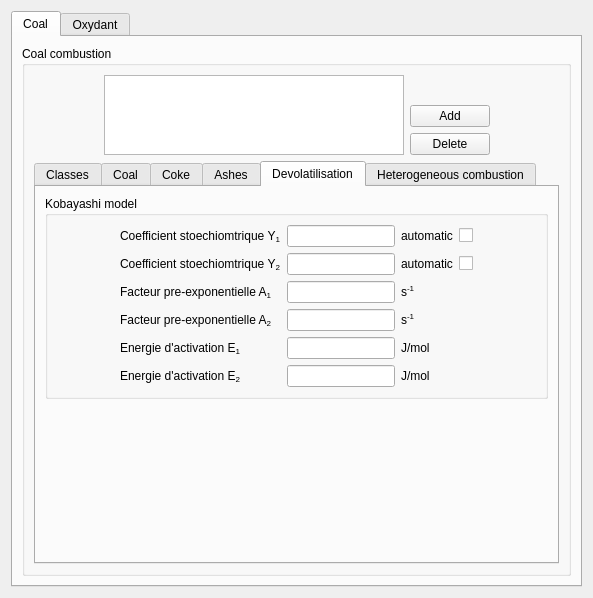
First picture: the form in gui/Pages/CoalCombustionForm.ui, repository code-saturne/code_saturne, before the edit.
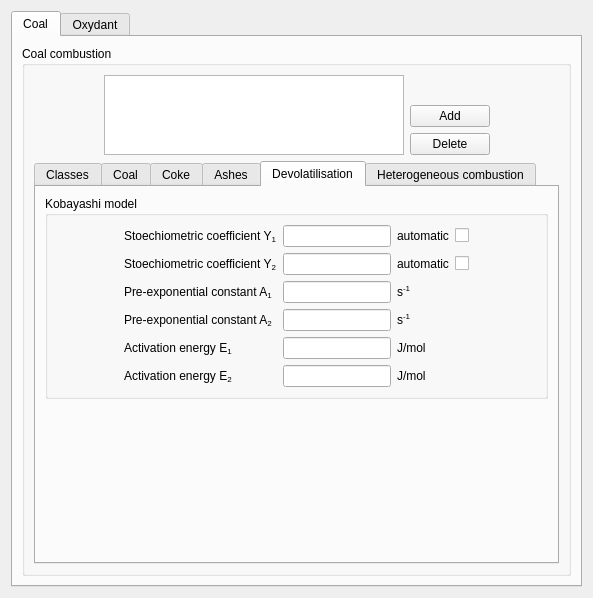
Second picture: the form after the edit. The open tabs and pages were chosen to show the change.

```diff
--- a/gui/Pages/CoalCombustionForm.ui
+++ b/gui/Pages/CoalCombustionForm.ui
@@ -793,7 +793,7 @@
                      <item row="0" column="0" >
                       <widget class="QLabel" name="labelCoefY1" >
                        <property name="text" >
-                        <string>Coefficient stoechiomtrique Y&lt;sub>1&lt;/sub></string>
+                        <string>Stoechiometric coefficient Y&lt;sub>1&lt;/sub></string>
                        </property>
                       </widget>
                      </item>
@@ -817,7 +817,7 @@
                      <item row="1" column="0" >
                       <widget class="QLabel" name="labelCoefY2" >
                        <property name="text" >
-                        <string>Coefficient stoechiomtrique Y&lt;sub>2&lt;/sub></string>
+                        <string>Stoechiometric coefficient Y&lt;sub>2&lt;/sub></string>
                        </property>
                       </widget>
                      </item>
@@ -841,7 +841,7 @@
                      <item row="2" column="0" >
                       <widget class="QLabel" name="labelCoefA1" >
                        <property name="text" >
-                        <string>Facteur pre-exponentielle A&lt;sub>1&lt;/sub></string>
+                        <string>Pre-exponential constant A&lt;sub>1&lt;/sub></string>
                        </property>
                       </widget>
                      </item>
@@ -858,7 +858,7 @@
                      <item row="3" column="0" >
                       <widget class="QLabel" name="labelCoefA2" >
                        <property name="text" >
-                        <string>Facteur pre-exponentielle A&lt;sub>2&lt;/sub></string>
+                        <string>Pre-exponential constant A&lt;sub>2&lt;/sub></string>
                        </property>
                       </widget>
                      </item>
@@ -875,7 +875,7 @@
                      <item row="4" column="0" >
                       <widget class="QLabel" name="labelCoefE1" >
                        <property name="text" >
-                        <string>Energie d'activation E&lt;sub>1&lt;/sub></string>
+                        <string>Activation energy E&lt;sub>1&lt;/sub></string>
                        </property>
                       </widget>
                      </item>
@@ -892,7 +892,7 @@
                      <item row="5" column="0" >
                       <widget class="QLabel" name="labelCoefE2" >
                        <property name="text" >
-                        <string>Energie d'activation E&lt;sub>2&lt;/sub></string>
+                        <string>Activation energy E&lt;sub>2&lt;/sub></string>
                        </property>
                       </widget>
                      </item>
```
